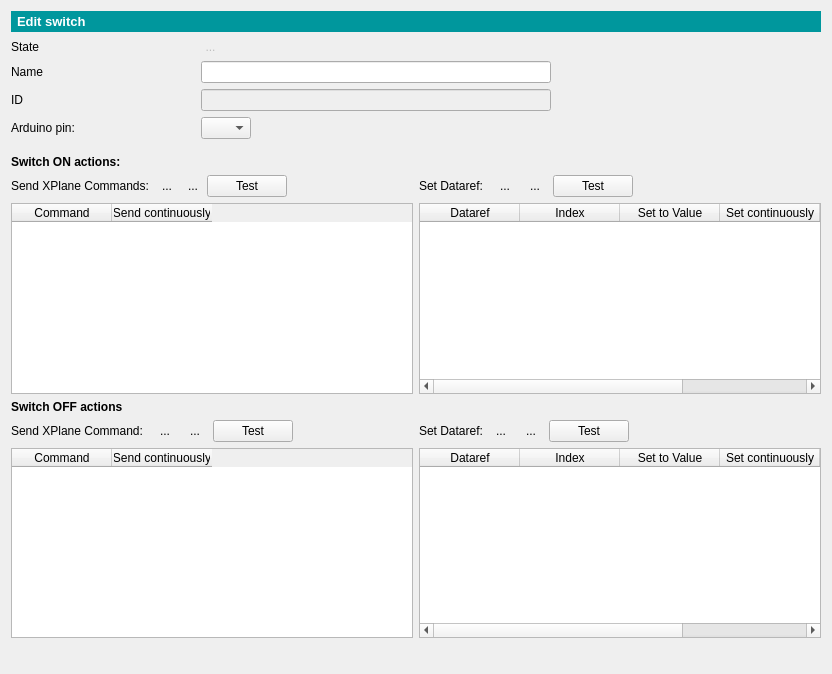
Above: gui/switchEditForm.ui from leleopard/pyXPArduino before the change. Below: the same form after it.
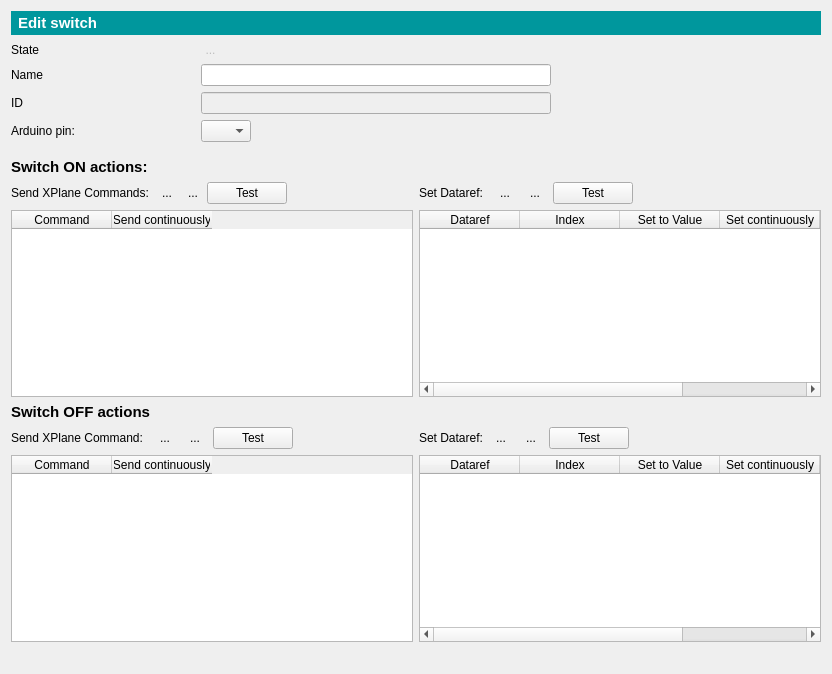
That is the form after the change. Icons and pictures are not drawn.

```diff
--- a/gui/switchEditForm.ui
+++ b/gui/switchEditForm.ui
@@ -27,7 +27,7 @@
     <widget class="QLabel" name="label_8">
      <property name="font">
       <font>
-       <pointsize>10</pointsize>
+       <pointsize>11</pointsize>
        <weight>75</weight>
        <bold>true</bold>
       </font>
@@ -77,7 +77,7 @@
     <widget class="QLabel" name="label_9">
      <property name="font">
       <font>
-       <pointsize>9</pointsize>
+       <pointsize>11</pointsize>
        <weight>75</weight>
        <bold>true</bold>
       </font>
@@ -91,7 +91,7 @@
     <widget class="QLabel" name="label_15">
      <property name="font">
       <font>
-       <pointsize>9</pointsize>
+       <pointsize>11</pointsize>
        <weight>75</weight>
        <bold>true</bold>
       </font>
```
